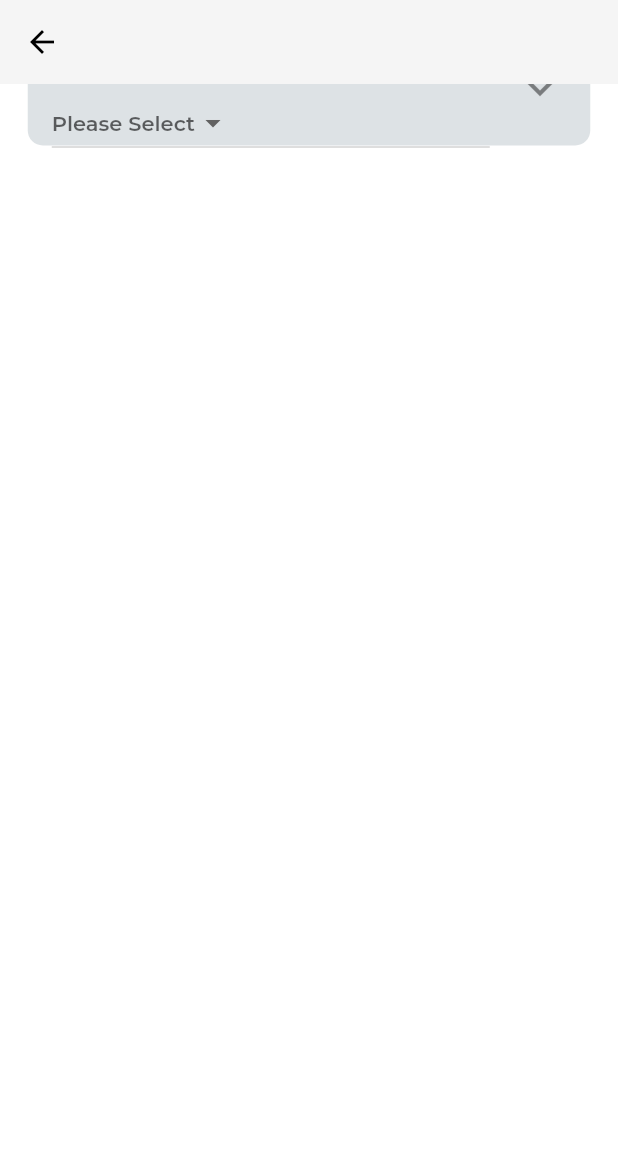
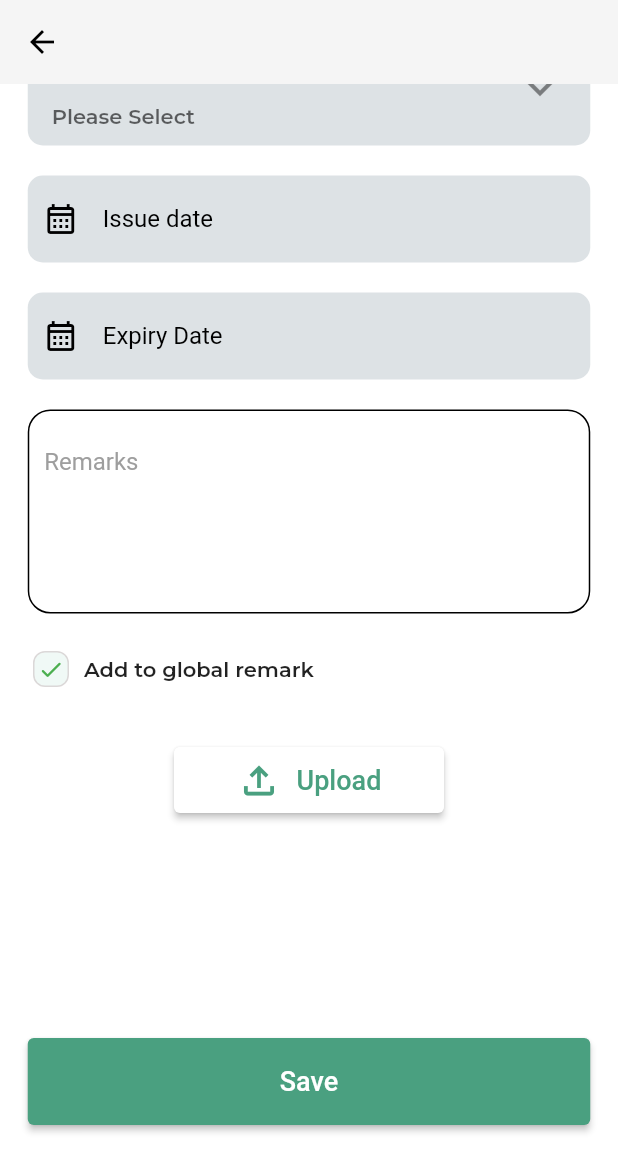
Before and after one commit to Vaishnav7486/CyberSmart, a Flutter app: the CertificateofRegistryForm screen opened directly, scrolled down 105 dp, on a phone screen of 412 x 824 dp. Shown: the top 1172 px of the screen. Run offline on Flutter 3.47's test engine with Material 2 defaults, Android fonts, the phone set to English and light mode, and no system bars; our stand-ins replace google_fonts, image_picker.

Commit message:
Second Commit

```diff
--- /dev/null
+++ b/lib/CertificateofRegistry/Add to global/addtoglobal.dart
@@ -0,0 +1,43 @@
+import 'package:flutter/material.dart';
+
+import '../../Const/Colors.dart';
+
+class Addtoremark extends StatefulWidget {
+  const Addtoremark({super.key});
+
+  @override
+  State<Addtoremark> createState() => _AddtoremarkState();
+}
+
+class _AddtoremarkState extends State<Addtoremark> {
+  @override
+  Widget build(BuildContext context) {
+    return Padding(
+      padding: const EdgeInsets.symmetric(horizontal: 22),
+      child: Row(
+        children: [
+          Container(
+            height: 24,
+            width: 24,
+            decoration: BoxDecoration(
+              borderRadius: BorderRadius.circular(8),
+              color: Color(0xffF0F9F6),
+              border: Border.all(
+                color: Color.fromARGB(255, 219, 216, 216),
+              ),
+            ),
+            child: Icon(
+              Icons.done_rounded,
+              color: Colors.green,
+              size: 18,
+            ),
+          ),
+          SizedBox(
+            width: 10,
+          ),
+          Text("Add to global remark", style: CS_Font)
+        ],
+      ),
+    );
+  }
+}
--- /dev/null
+++ b/lib/CertificateofRegistry/Certificate of Registry form/CertificateofRegistryform.dart
@@ -0,0 +1,151 @@
+import 'package:flutter/material.dart';
+import 'package:intl/intl.dart';
+
+import '../../Const/Colors.dart';
+import '../Add to global/addtoglobal.dart';
+import '../UploadImage/uploadimage.dart';
+
+class Certificateofregistry extends StatefulWidget {
+  const Certificateofregistry({super.key});
+
+  @override
+  State<Certificateofregistry> createState() => _CertificateofregistryState();
+}
+
+class _CertificateofregistryState extends State<Certificateofregistry> {
+  TextEditingController issuedateController = TextEditingController();
+  TextEditingController expiryDateController = TextEditingController();
+  final TextEditingController _Textcontroller = TextEditingController();
+
+  @override
+  void initState() {
+    super.initState();
+    expiryDateController.text = "";
+    issuedateController.text = "";
+  }
+
+  @override
+  Widget build(BuildContext context) {
+    return Form(
+      child: Column(
+        crossAxisAlignment: CrossAxisAlignment.start,
+        children: [
+          Container(
+            decoration: BoxDecoration(
+                borderRadius: BorderRadius.circular(10),
+                color: Color(0xffDDE2E5)),
+            height: 58,
+            width: 375,
+            child: Padding(
+              padding: const EdgeInsets.symmetric(horizontal: 10),
+              child: TextField(
+                style: TextStyle(color: CS_TextleColor),
+                controller: issuedateController,
+                decoration: const InputDecoration(
+                  border: InputBorder.none,
+                  icon: Icon(
+                    Icons.calendar_month_outlined,
+                    color: Color(0xff000000),
+                  ),
+                  labelText: "Issue date",
+                  labelStyle: TextStyle(
+                    color: Color(0xff000000), //<-- SEE HERE
+                  ),
+                ),
+                readOnly: true,
+                onTap: () async {
+                  DateTime? pickedDate = await showDatePicker(
+                    context: context,
+                    initialDate: DateTime.now(),
+                    firstDate: DateTime(2000),
+                    lastDate: DateTime(2101),
+                  );
+                  if (pickedDate != null) {
+                    String formattedDate =
+                        DateFormat("dd/MM/yyyy").format(pickedDate);
+                    setState(() {
+                      issuedateController.text = formattedDate.toString();
+                    });
+                  } else {
+                    print("Not selected");
+                  }
+                },
+              ),
+            ),
+          ),
+          SizedBox(
+            height: 20,
+          ),
+          Container(
+            decoration: BoxDecoration(
+                borderRadius: BorderRadius.circular(10),
+                color: Color(0xffDDE2E5)),
+            height: 58,
+            width: 375,
+            child: Padding(
+              padding: const EdgeInsets.symmetric(horizontal: 10),
+              child: TextField(
+                style: TextStyle(color: CS_TextleColor),
+                controller: expiryDateController,
+                decoration: const InputDecoration(
+                  border: InputBorder.none,
+                  icon: Icon(
+                    Icons.calendar_month_outlined,
+                    color: Color(0xff000000),
+                  ),
+                  labelText: "Expiry Date",
+                  labelStyle: TextStyle(
+                    color: Color(0xff000000), //<-- SEE HERE
+                  ),
+                ),
+                readOnly: true,
+                onTap: () async {
+                  DateTime? pickedDate = await showDatePicker(
+                    context: context,
+                    initialDate: DateTime.now(),
+                    firstDate: DateTime(2000),
+                    lastDate: DateTime(2101),
+                  );
+                  if (pickedDate != null) {
+                    String formattedDate =
+                        DateFormat("dd/MM/yyyy").format(pickedDate);
+                    setState(() {
+                      expiryDateController.text = formattedDate.toString();
+                    });
+                  } else {
+                    print("Not selected");
+                  }
+                },
+              ),
+            ),
+          ),
+          SizedBox(
+            height: 20,
+          ),
+          Container(
+            decoration: BoxDecoration(
+              borderRadius: BorderRadius.circular(15),
+              border: Border.all(),
+            ),
+            height: 136,
+            width: 375,
+            child: Padding(
+              padding: const EdgeInsets.all(10.0),
+              child: TextFormField(
+                controller: _Textcontroller,
+                minLines: 1,
+                maxLines: 5,
+                keyboardType: TextInputType.multiline,
+                decoration: InputDecoration(
+                  border: InputBorder.none,
+                  hintText: 'Remarks',
+                  hintStyle: TextStyle(color: Colors.grey),
+                ),
+              ),
+            ),
+          ),
+        ],
+      ),
+    );
+  }
+}
--- a/lib/CertificateofRegistry/CertificateofRegistry.dart
+++ b/lib/CertificateofRegistry/CertificateofRegistry.dart
@@ -1,7 +1,10 @@
 import 'package:flutter/material.dart';
 
 import '../Const/Colors.dart';
+import 'Add to global/addtoglobal.dart';
+import 'Certificate of Registry form/CertificateofRegistryform.dart';
 import 'DropDownButton/DropDown.dart';
+import 'UploadImage/uploadimage.dart';
 
 class CertificateofRegistryForm extends StatefulWidget {
   const CertificateofRegistryForm({super.key});
@@ -53,6 +56,14 @@ class _CertificateofRegistryFormState extends State<CertificateofRegistryForm> {
                     height: 25,
                   ),
                   DropDown(),
+                  SizedBox(
+                    height: 25,
+                  ),
+                  Addtoremark(),
+                  SizedBox(
+                    height: 40,
+                  ),
+                  Uploadimage(),
                 ],
               ),
             ),
--- a/lib/CertificateofRegistry/DropDownButton/DropDown.dart
+++ b/lib/CertificateofRegistry/DropDownButton/DropDown.dart
@@ -1,6 +1,7 @@
 import 'package:flutter/material.dart';
 
 import '../../Const/Colors.dart';
+import '../Certificate of Registry form/CertificateofRegistryform.dart';
 
 class DropDown extends StatefulWidget {
   DropDown({
@@ -16,7 +17,9 @@ class _DropDownState extends State<DropDown> {
 
   @override
   Widget build(BuildContext context) {
-    return Center(
+    return Column(
+      children: [
+        Center(
           child: Container(
             decoration: BoxDecoration(
               borderRadius: BorderRadius.circular(10),
@@ -30,7 +33,7 @@ class _DropDownState extends State<DropDown> {
             width: 375,
             child: ListTile(
               title: Padding(
-          padding: const EdgeInsets.only(top: 10),
+                padding: const EdgeInsets.only(top: 5),
                 child: Text(
                   "Valid",
                   style: TextStyle(
@@ -44,6 +47,8 @@ class _DropDownState extends State<DropDown> {
                 ),
               ),
               subtitle: DropdownButton<String>(
+                icon: SizedBox(),
+                underline: SizedBox(),
                 value: _chosenValue,
                 style: TextStyle(color: Color(0xff5E6366)),
                 items: <String>[
@@ -71,6 +76,13 @@ class _DropDownState extends State<DropDown> {
                 size: 35,
               ),
             ),
-    ));
+          ),
+        ),
+        SizedBox(
+          height: 20,
+        ),
+        Certificateofregistry()
+      ],
+    );
   }
 }
--- /dev/null
+++ b/lib/CertificateofRegistry/UploadImage/uploadimage.dart
@@ -0,0 +1,76 @@
+import 'package:cybersmart/Const/Colors.dart';
+import 'package:flutter/material.dart';
+import 'package:google_fonts/google_fonts.dart';
+
+import '../imagepicker/imagepicker.dart';
+
+class Uploadimage extends StatefulWidget {
+  const Uploadimage({super.key});
+
+  @override
+  State<Uploadimage> createState() => _UploadimageState();
+}
+
+class _UploadimageState extends State<Uploadimage> {
+  String selectedImagePath = '';
+  @override
+  Widget build(BuildContext context) {
+    return Column(
+      children: [
+        Center(
+          child: Container(
+            decoration: BoxDecoration(borderRadius: BorderRadius.circular(10)),
+            height: 44,
+            width: 180,
+            child: ElevatedButton(
+                style: ElevatedButton.styleFrom(
+                    backgroundColor: CS_BodyContainerColor,
+                    foregroundColor: Color(0xff4AA080)),
+                onPressed: () {},
+                child: Center(
+                  child: Row(
+                    mainAxisAlignment: MainAxisAlignment.center,
+                    children: [
+                      Icon(
+                        Icons.file_upload_outlined,
+                        size: 30,
+                      ),
+                      SizedBox(
+                        width: 10,
+                      ),
+                      Text(
+                        "Upload",
+                        style: TextStyle(fontSize: 18),
+                      )
+                    ],
+                  ),
+                )),
+          ),
+        ),
+        SizedBox(
+          height: 150,
+        ),
+        Container(
+          decoration: BoxDecoration(borderRadius: BorderRadius.circular(10)),
+          height: 58,
+          width: 375,
+          child: ElevatedButton(
+            style: ElevatedButton.styleFrom(
+                backgroundColor: Color(0xff4AA080),
+                foregroundColor: CS_BodyContainerColor),
+            onPressed: () {
+              Navigator.of(context).push(MaterialPageRoute(
+                  builder: (context) => Imagepickercontainer()));
+            },
+            child: Center(
+              child: Text(
+                "Save",
+                style: TextStyle(fontSize: 18),
+              ),
+            ),
+          ),
+        ),
+      ],
+    );
+  }
+}
--- a/pubspec.yaml
+++ b/pubspec.yaml
@@ -36,6 +36,9 @@ dependencies:
   # Use with the CupertinoIcons class for iOS style icons.
   cupertino_icons: ^1.0.2
   google_fonts: ^4.0.3
+  intl: ^0.17.0
+  path_provider: ^2.0.11
+  image_picker: ^0.8.6
 
 dev_dependencies:
   flutter_test:
```
Also changed, not shown: lib/CertificateofRegistry/imagepicker/imagepicker.dart (added, +178 -0 lines), lib/HomePage/Section_1_DetailTab/Section_1_DetailTab.dart (+7 -4 lines), images/assets/camera.png (added), images/assets/gallery.png (added), images/assets/image_placeholder.png (added), images/camera.png (added), images/gallery.png (added), images/image_placeholder.png (added), pubspec.lock. Lines whose indentation alone changed are shown as unchanged.
